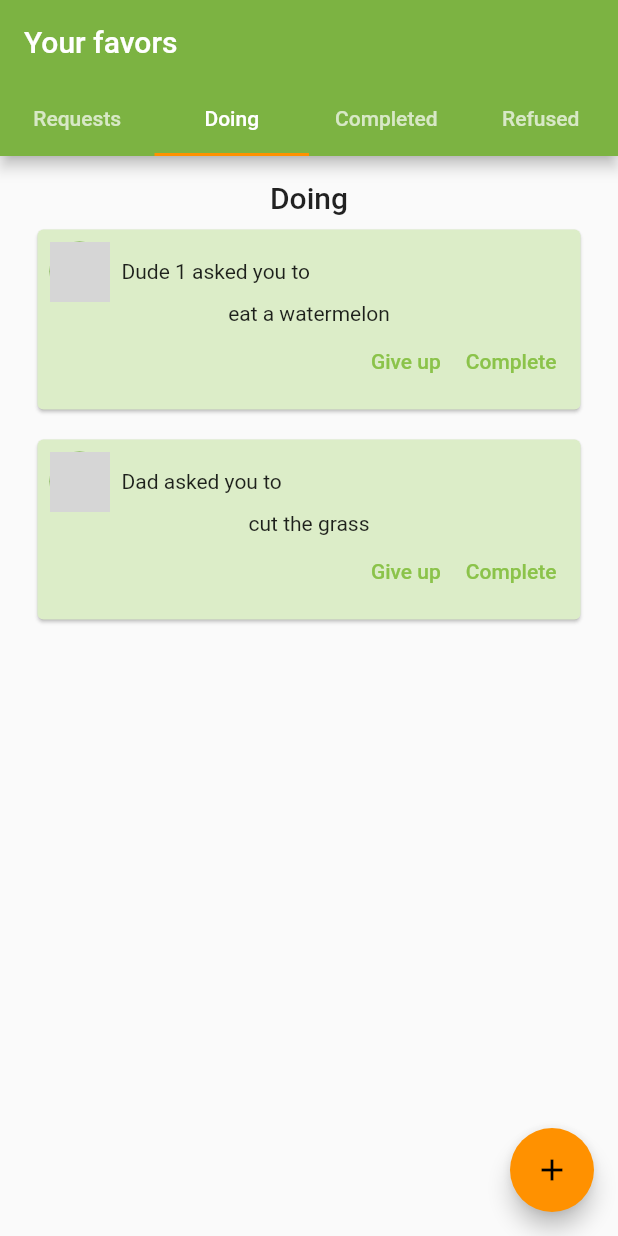
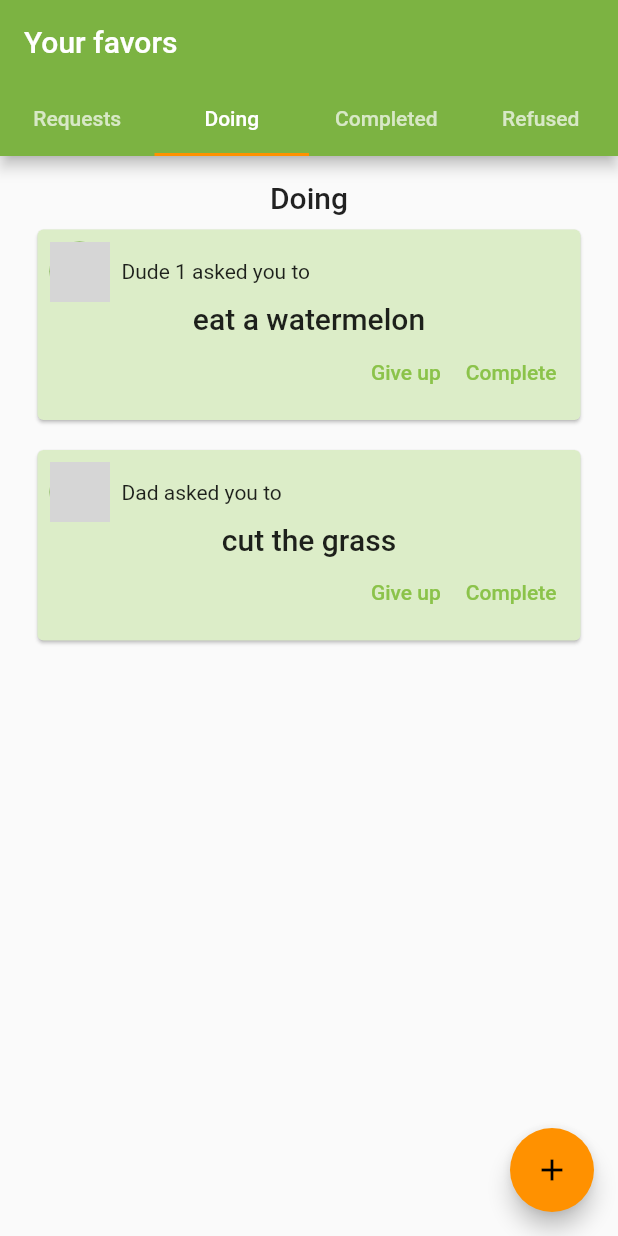
Before and after one commit to RyouMon/FavorManagerApp, a Flutter app: the screen it shows after launch, tab 2 chosen, on a phone screen of 412 x 824 dp. Run offline on Flutter 3.47's test engine with Material 2 defaults, Android fonts, the phone set to English and light mode, and no system bars; our stand-ins replace datetime_picker_formfield; network calls fail; grey boxes are pictures that could not be loaded.

Commit message:
refactor: styling card body text

```diff
--- a/lib/main.dart
+++ b/lib/main.dart
@@ -175,6 +175,8 @@ class FavorCardItem extends StatelessWidget {
 
   @override
   Widget build(BuildContext context) {
+    final bodyStyle = Theme.of(context).textTheme.headline6;
+
     return Card(
       key: ValueKey(favor.uuid),
       margin: EdgeInsets.symmetric(vertical: 10.0, horizontal: 25.0),
@@ -183,7 +185,7 @@ class FavorCardItem extends StatelessWidget {
         child: Column(
           children: <Widget>[
             _itemHeader(favor),
-            Text(favor.description),
+            Text(favor.description, style: bodyStyle),
             _itemFooter(context, favor),
           ],
         ),
```
